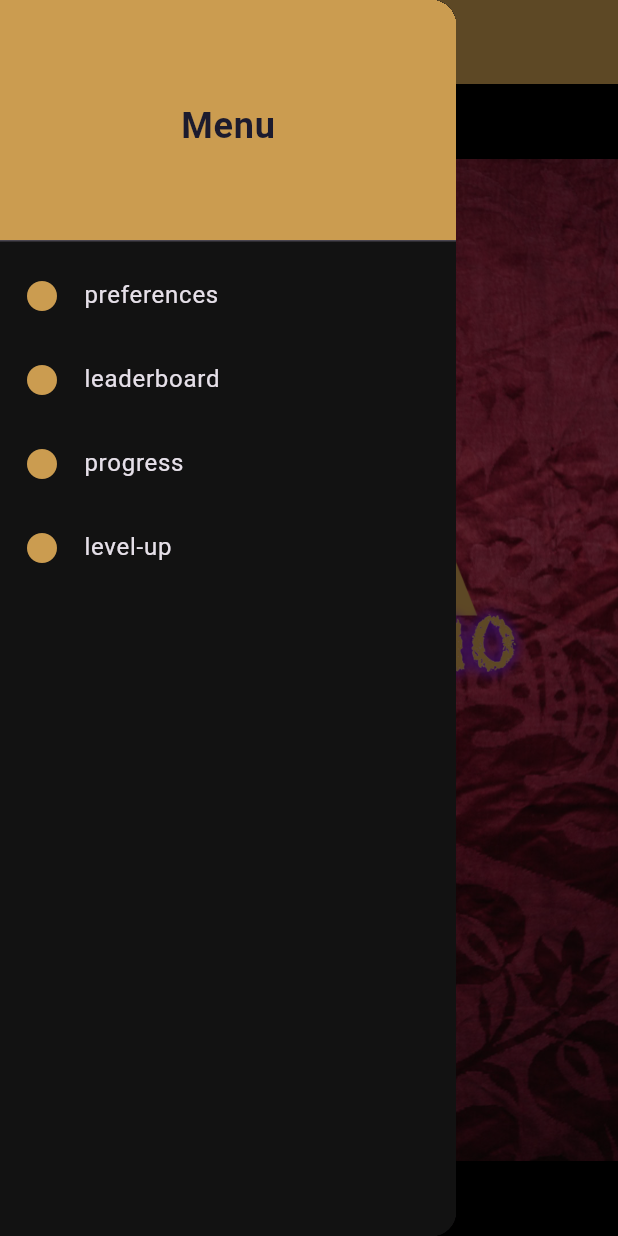
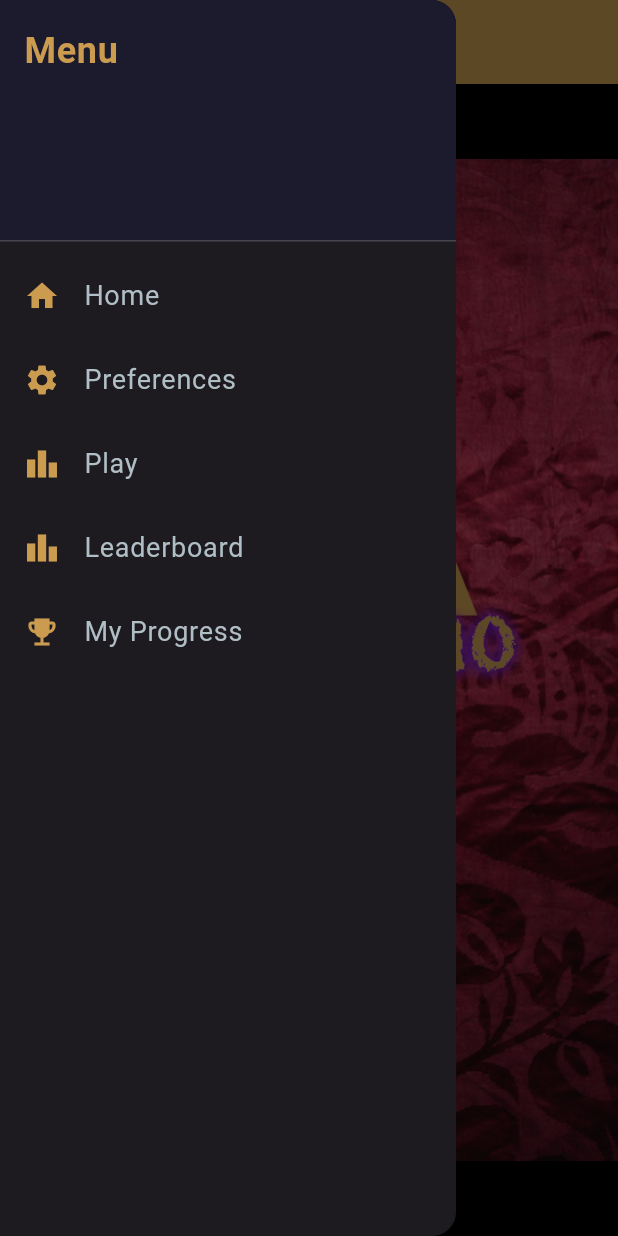
Before and after one commit to sil-vella/FMIF_flutter002, a Flutter app: the screen it shows after launch, in the side drawer, after a tap on "Play", on a phone screen of 412 x 824 dp. Run offline on Flutter 3.47's test engine with Material 3 defaults, Android fonts, the phone set to English and light mode, and no system bars; drawn by our look-alikes of google_mobile_ads; our stand-ins replace cached_network_image, confetti, go_router, shared_preferences; accounts and stored records are empty; network calls fail.

Commit message:
nav working

```diff
--- a/lib/core/00_base/drawer_base.dart
+++ b/lib/core/00_base/drawer_base.dart
@@ -8,6 +8,9 @@ class CustomDrawer extends StatelessWidget {
   @override
   Widget build(BuildContext context) {
     final navigationManager = Provider.of<NavigationManager>(context);
+    final drawerRoutes = navigationManager.drawerRoutes;
+
+    print("Rendering Drawer Items: ${drawerRoutes.map((r) => r.path).toList()}");
 
     return Drawer(
       child: ListView(
@@ -24,11 +27,13 @@ class CustomDrawer extends StatelessWidget {
             title: Text('Home', style: AppTextStyles.bodyLarge),
             onTap: () => context.go('/'), // ✅ Navigate to home
           ),
-          ...navigationManager.drawerRoutes.map((route) => ListTile(
-            leading: Icon(route.drawerIcon, color: AppColors.accentColor),
-            title: Text(route.drawerTitle ?? '', style: AppTextStyles.bodyLarge),
-            onTap: () => context.go(route.path), // ✅ Navigate via GoRouter
-          )),
+          ...drawerRoutes.map((route) {
+            return ListTile(
+              leading: Icon(route.drawerIcon, color: AppColors.accentColor),
+              title: Text(route.drawerTitle ?? '', style: AppTextStyles.bodyLarge),
+              onTap: () => context.go(route.path), // ✅ Navigate via GoRouter
+            );
+          }),
         ],
       ),
     );
--- a/lib/core/00_base/screen_base.dart
+++ b/lib/core/00_base/screen_base.dart
@@ -8,6 +8,7 @@ import '../managers/module_manager.dart';
 import '../managers/navigation_manager.dart';
 import '../../utils/consts/config.dart';
 import '../../utils/consts/theme_consts.dart';
+import 'drawer_base.dart';
 
 abstract class BaseScreen extends StatefulWidget {
   const BaseScreen({Key? key}) : super(key: key);
@@ -43,6 +44,7 @@ abstract class BaseScreenState<T extends BaseScreen> extends State<T> {
   }
 
   @override
+  @override
   Widget build(BuildContext context) {
     final navigationManager = Provider.of<NavigationManager>(context);
 
@@ -57,36 +59,7 @@ abstract class BaseScreenState<T extends BaseScreen> extends State<T> {
         iconTheme: IconThemeData(color: AppColors.darkGray),
       ),
 
-      drawer: Drawer(
-        child: Container(
-          color: AppColors.scaffoldBackgroundColor,
-          child: ListView(
-            children: [
-              DrawerHeader(
-                decoration: BoxDecoration(color: AppColors.accentColor),
-                child: Center(
-                  child: Text(
-                    'Menu',
-                    style: TextStyle(
-                      color: AppColors.primaryColor,
-                      fontSize: 24,
-                      fontWeight: FontWeight.bold,
-                    ),
-                  ),
-                ),
-              ),
-              ...navigationManager.routes.map((route) => ListTile(
-                leading: Icon(Icons.circle, color: AppColors.accentColor),
-                title: Text(route.path.replaceAll("/", "")),
-                onTap: () {
-                  Navigator.pop(context);
-                  context.go(route.path); // ✅ Use GoRouter navigation
-                },
-              )),
-            ],
-          ),
-        ),
-      ),
+      drawer: CustomDrawer(), // ✅ Use the correct drawer
 
       body: Column(
         children: [
@@ -112,6 +85,7 @@ abstract class BaseScreenState<T extends BaseScreen> extends State<T> {
     );
   }
 
+
   /// Abstract method to be implemented in subclasses
   Widget buildContent(BuildContext context);
 }
--- a/lib/core/managers/navigation_manager.dart
+++ b/lib/core/managers/navigation_manager.dart
@@ -23,6 +23,11 @@ class RegisteredRoute {
       builder: (context, state) => screen(context),
     );
   }
+
+  /// ✅ Helper method to check if route should appear in the drawer
+  bool get shouldAppearInDrawer {
+    return drawerTitle != null && drawerIcon != null;
+  }
 }
 
 class NavigationManager extends ChangeNotifier {
@@ -36,8 +41,11 @@ class NavigationManager extends ChangeNotifier {
   List<GoRoute> get routes => _routes.map((r) => r.toGoRoute()).toList();
 
   /// ✅ Getter for routes that should be in the drawer
-  List<RegisteredRoute> get drawerRoutes =>
-      _routes.where((r) => r.drawerTitle != null && r.drawerIcon != null).toList();
+  List<RegisteredRoute> get drawerRoutes {
+    final filteredRoutes = _routes.where((r) => r.shouldAppearInDrawer).toList();
+    print("Drawer Routes: ${filteredRoutes.map((r) => r.path).toList()}");
+    return filteredRoutes;
+  }
 
   /// ✅ Register a new route dynamically
   void registerRoute({
@@ -48,12 +56,15 @@ class NavigationManager extends ChangeNotifier {
   }) {
     if (_routes.any((r) => r.path == path)) return; // Prevent duplicates
 
-    _routes.add(RegisteredRoute(
+    final newRoute = RegisteredRoute(
       path: path,
       screen: screen,
       drawerTitle: drawerTitle,
       drawerIcon: drawerIcon,
-    ));
+    );
+
+    _routes.add(newRoute);
+    print("Registered Route: $path with drawerTitle: $drawerTitle");
 
     notifyListeners();
   }
--- a/lib/plugins/game_plugin/game_plugin_main.dart
+++ b/lib/plugins/game_plugin/game_plugin_main.dart
@@ -82,6 +82,12 @@ class GamePlugin extends PluginBase {
   }
 
   void _registerNavigation() {
+    navigationManager.registerRoute(
+      path: '/game',
+      screen: (context) => const GameScreen(),
+      drawerTitle: 'Play', // ✅ Add to drawer
+      drawerIcon: Icons.leaderboard,
+    );
     navigationManager.registerRoute(
       path: '/leaderboard',
       screen: (context) => const LeaderboardScreen(),
--- a/lib/plugins/main_plugin/screens/home_screen.dart
+++ b/lib/plugins/main_plugin/screens/home_screen.dart
@@ -1,6 +1,7 @@
 import 'package:flush_me_im_famous/plugins/main_plugin/modules/animations_module/animations_module.dart';
 import 'package:flutter/material.dart';
 import 'package:flutter/animation.dart';
+import 'package:go_router/go_router.dart';
 import 'package:provider/provider.dart';
 import '../../../core/00_base/screen_base.dart';
 import '../../../core/managers/app_manager.dart';
@@ -55,8 +56,9 @@ class HomeScreenState extends BaseScreenState<HomeScreen>
     // Update state and navigate when Play button is pressed
     void onPlayPressed() {
       stateManager.updateMainAppState('main_state', 'in_play');
-      Navigator.pushNamed(context, '/game'); // ✅ Navigate to GameScreen
+      context.go('/game'); // ✅ Use GoRouter navigation
     }
+
 
     if (animationsModule == null) {
       return const Center(child: Text("Required modules are not available."));
```
